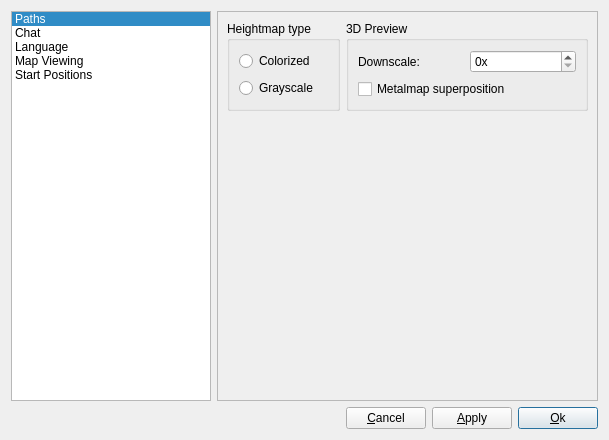
Old version of the form ui/PreferenceWidget.ui in the repository tizbac/qtlobby.
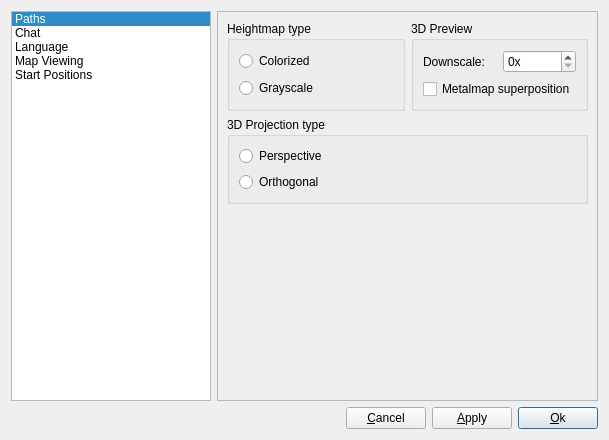
New version of the form. The open tabs and pages were chosen to show the change. Icons and pictures are not drawn.

Commit message: Option for selection projection type

```diff
--- a/ui/PreferenceWidget.ui
+++ b/ui/PreferenceWidget.ui
@@ -231,7 +231,7 @@
       </widget>
      </widget>
      <widget class="QWidget" name="page">
-      <layout class="QFormLayout" name="formLayout_4">
+      <layout class="QGridLayout" name="gridLayout_2">
        <item row="0" column="0">
         <widget class="QGroupBox" name="groupBox">
          <property name="title">
@@ -296,6 +296,29 @@
         </widget>
        </item>
        <item row="1" column="0" colspan="2">
+        <widget class="QGroupBox" name="groupBox_8">
+         <property name="title">
+          <string>3D Projection type</string>
+         </property>
+         <layout class="QVBoxLayout" name="verticalLayout_7">
+          <item>
+           <widget class="QRadioButton" name="projectionPerspectiveRadioButton">
+            <property name="text">
+             <string>Perspective</string>
+            </property>
+           </widget>
+          </item>
+          <item>
+           <widget class="QRadioButton" name="projectionOrghogonalRadioButton">
+            <property name="text">
+             <string>Orthogonal</string>
+            </property>
+           </widget>
+          </item>
+         </layout>
+        </widget>
+       </item>
+       <item row="2" column="0" colspan="2">
         <spacer name="verticalSpacer">
          <property name="orientation">
           <enum>Qt::Vertical</enum>
```
Left out of the diff: 4 changed lines with no effect on the pictures. The commit also changes 3 other files.
